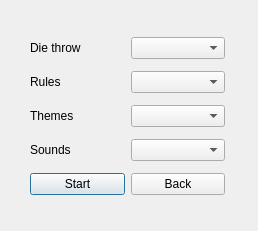
TwoPlusPlus/NETB375_Mensche_aergere_dich_nicht, file QT_Project_Mensche_Aergere_dich_nicht/settingsdialog.ui: the form before one commit.
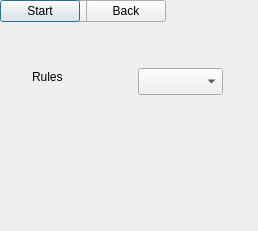
The form after the commit.

```diff
--- a/QT_Project_Mensche_Aergere_dich_nicht/settingsdialog.ui
+++ b/QT_Project_Mensche_Aergere_dich_nicht/settingsdialog.ui
@@ -13,17 +13,7 @@
   <property name="windowTitle">
    <string>Dialog</string>
   </property>
-  <widget class="QWidget" name="layoutWidget">
-   <property name="geometry">
-    <rect>
-     <x>30</x>
-     <y>31</y>
-     <width>195</width>
-     <height>171</height>
-    </rect>
-   </property>
-   <layout class="QVBoxLayout" name="verticalLayout">
-    <item>
+  <widget class="QWidget" name="">
      <layout class="QHBoxLayout" name="horizontalLayout">
       <item>
        <widget class="QLabel" name="DieThrowlabel">
@@ -36,22 +26,8 @@
        <widget class="QComboBox" name="DieThrowcomboBox"/>
       </item>
      </layout>
-    </item>
-    <item>
-     <layout class="QHBoxLayout" name="horizontalLayout_2">
-      <item>
-       <widget class="QLabel" name="Ruleslabel">
-        <property name="text">
-         <string>Rules                  </string>
-        </property>
-       </widget>
-      </item>
-      <item>
-       <widget class="QComboBox" name="RulescomboBox"/>
-      </item>
-     </layout>
-    </item>
-    <item>
+  </widget>
+  <widget class="QWidget" name="">
      <layout class="QHBoxLayout" name="horizontalLayout_4">
       <item>
        <widget class="QLabel" name="Themeslabel">
@@ -64,8 +40,8 @@
        <widget class="QComboBox" name="ThemescomboBox"/>
       </item>
      </layout>
-    </item>
-    <item>
+  </widget>
+  <widget class="QWidget" name="">
      <layout class="QHBoxLayout" name="horizontalLayout_3">
       <item>
        <widget class="QLabel" name="Soundslabel">
@@ -78,8 +54,8 @@
        <widget class="QComboBox" name="SoundscomboBox"/>
       </item>
      </layout>
-    </item>
-    <item>
+  </widget>
+  <widget class="QWidget" name="">
      <layout class="QHBoxLayout" name="horizontalLayout_5">
       <item>
        <widget class="QPushButton" name="StartButton">
@@ -96,8 +72,29 @@
        </widget>
       </item>
      </layout>
-    </item>
-   </layout>
+  </widget>
+  <widget class="QLabel" name="Ruleslabel">
+   <property name="geometry">
+    <rect>
+     <x>32</x>
+     <y>68</y>
+     <width>100</width>
+     <height>17</height>
+    </rect>
+   </property>
+   <property name="text">
+    <string>Rules                  </string>
+   </property>
+  </widget>
+  <widget class="QComboBox" name="RulescomboBox">
+   <property name="geometry">
+    <rect>
+     <x>138</x>
+     <y>68</y>
+     <width>85</width>
+     <height>27</height>
+    </rect>
+   </property>
   </widget>
  </widget>
  <resources/>
```
Lines whose indentation alone changed are shown as unchanged.
